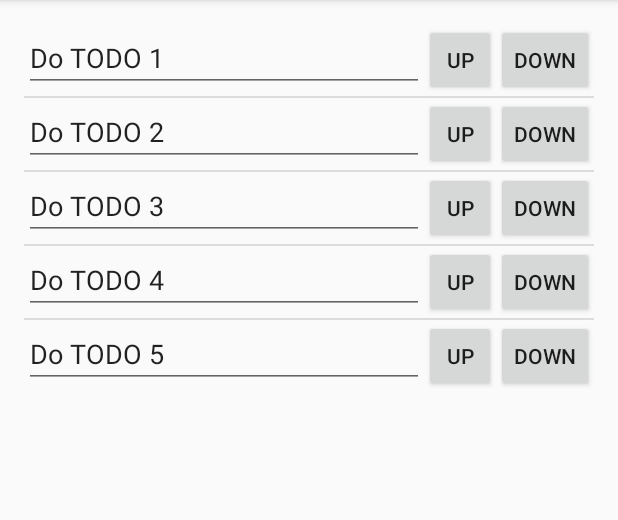
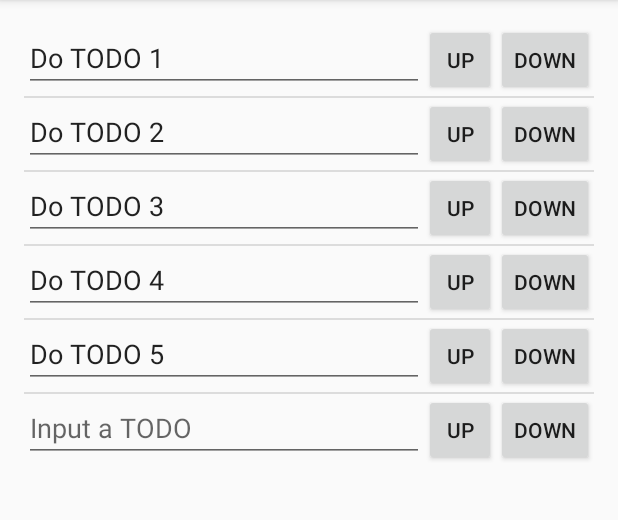
Before and after one commit to shioyang/SimpleTodoList, an Android app: the screen it shows after launch (MainActivity), after a tap on "NEW", on a phone screen of 412 x 824 dp, the part 84-604 px from its top. Run offline under Robolectric (Android 15) with nearby library versions, the phone set to English and light mode, and no system bars.

Commit message:
Implement NEW button to add a new item

```diff
--- a/app/src/main/java/jp/gr/java_conf/shioyang/simpletodolist/MainActivity.java
+++ b/app/src/main/java/jp/gr/java_conf/shioyang/simpletodolist/MainActivity.java
@@ -18,6 +18,8 @@ import java.util.List;
 
 
 public class MainActivity extends ActionBarActivity {
+    TodoList todoList;
+    TodoListAdapter todoListAdapter;
 
     @Override
     protected void onCreate(Bundle savedInstanceState) {
@@ -38,10 +40,12 @@ public class MainActivity extends ActionBarActivity {
         todoItemArray.add(todoItem4);
         todoItemArray.add(todoItem5);
 
-        final TodoList todoList = new TodoListImple(todoItemArray);
+        todoList = new TodoListImple(todoItemArray);
+//        final TodoList todoList = new TodoListImple(todoItemArray);
         //test
 
-        final TodoListAdapter todoListAdapter = new TodoListAdapter(this, 0, todoList.getTodoItems());
+        todoListAdapter = new TodoListAdapter(this, 0, todoList.getTodoItems());
+//        final TodoListAdapter todoListAdapter = new TodoListAdapter(this, 0, todoList.getTodoItems());
         todoListAdapter.setUpDownButtonClickListener(new UpDownButtonClickListener() {
             @Override
             public void onUpDownButtonClick(int position, boolean isUp) {
@@ -91,6 +95,8 @@ public class MainActivity extends ActionBarActivity {
         //noinspection SimplifiableIfStatement
         switch(id) {
             case R.id.action_add:
+                todoList.addTodoItemToLast();
+                todoListAdapter.notifyDataSetChanged();
                 return true;
             case R.id.action_settings:
                 return true;
--- a/app/src/main/java/jp/gr/java_conf/shioyang/simpletodolist/TodoItemImple.java
+++ b/app/src/main/java/jp/gr/java_conf/shioyang/simpletodolist/TodoItemImple.java
@@ -8,6 +8,11 @@ public class TodoItemImple implements TodoItem {
     private int categoryId;
     private String categoryName;
     private Boolean isDone;
+
+    public TodoItemImple() {
+        this.todo = "";
+        setCategory(R.string.default_category);
+    }
 
     public TodoItemImple(String todo, int categoryId) {
         this.todo = todo;
--- a/app/src/main/java/jp/gr/java_conf/shioyang/simpletodolist/TodoList.java
+++ b/app/src/main/java/jp/gr/java_conf/shioyang/simpletodolist/TodoList.java
@@ -11,10 +11,15 @@ public interface TodoList {
 
     void save();
 
+    void addTodoItem(int position);
     void addTodoItem(int position, TodoItem todoItem);
+    void addTodoItemToLast();
+
     void removeTodoItem(int position);
     void doneTodoItem(int position);
     void undoneTodoItem(int position);
 
     void swapTodoItem(int position, Boolean isUp);
+
+    int size();
 }
--- a/app/src/main/java/jp/gr/java_conf/shioyang/simpletodolist/TodoListImple.java
+++ b/app/src/main/java/jp/gr/java_conf/shioyang/simpletodolist/TodoListImple.java
@@ -29,9 +29,21 @@ public class TodoListImple implements TodoList {
     }
 
     @Override
+    public void addTodoItem(int position) {
+        if (0 <= position && position <= todoItemArray.size())
+            todoItemArray.add(position, new TodoItemImple());
+    }
+
+    @Override
     public void addTodoItem(int position, TodoItem todoItem) {
         if (0 <= position && position <= todoItemArray.size())
             todoItemArray.add(position, todoItem);
+    }
+
+    @Override
+    public void addTodoItemToLast() {
+        int position = todoItemArray.size();
+        addTodoItem(position);
     }
 
     @Override
@@ -66,4 +78,9 @@ public class TodoListImple implements TodoList {
         todoItemArray.set(position, todoItemArray.get(newPosition));
         todoItemArray.set(newPosition, todoItem);
     }
+
+    @Override
+    public int size() {
+        return todoItemArray.size();
+    }
 }
--- a/app/src/main/res/layout/view_todo_item.xml
+++ b/app/src/main/res/layout/view_todo_item.xml
@@ -8,13 +8,14 @@
         android:layout_height="wrap_content"
         android:inputType="textMultiLine"
         android:ems="10"
-        android:text="@string/blank"
         android:id="@+id/todoEditText"
         android:layout_alignParentTop="true"
         android:layout_alignParentLeft="true"
         android:layout_alignParentStart="true"
         android:layout_toLeftOf="@+id/upButton"
-        android:layout_toStartOf="@+id/upButton" />
+        android:layout_toStartOf="@+id/upButton"
+        android:hint="@string/hint_todo"
+        android:focusable="true" />
 
     <Button
         style="?android:attr/buttonStyleSmall"
--- a/app/src/main/res/values/strings.xml
+++ b/app/src/main/res/values/strings.xml
@@ -4,7 +4,7 @@
     <!-- View -->
     <string name="up">UP</string>
     <string name="down">DOWN</string>
-    <string name="blank">blank...</string>
+    <string name="hint_todo">Input a TODO</string>
 
     <!-- Button -->
     <string name="ok">OK</string>
@@ -17,5 +17,6 @@
     <!-- Tag -->
     <string name="tag_position">1</string>
     <string name="remove">Remove</string>
+    <string name="default_category">0</string>
 
 </resources>
```
